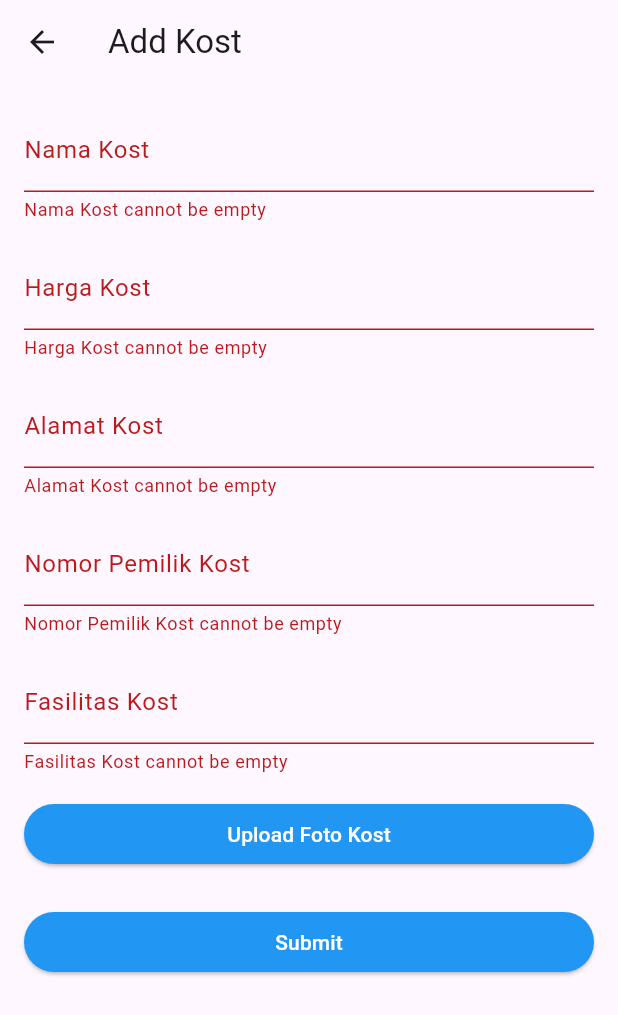
After one commit to fatkhulhadi/App-Mobile, a Flutter app: the FormKostPage screen opened directly, after a tap on "Submit", on a phone screen of 412 x 824 dp. The commit adds this screen. Shown: the top 1015 px of the screen. Run offline on Flutter 3.47's test engine with Material 3 defaults, Android fonts, the phone set to English and light mode, and no system bars; our stand-ins replace font_awesome_flutter, image_picker.

Commit message:
form&home button

```diff
--- /dev/null
+++ b/lib/form_kost.dart
@@ -0,0 +1,158 @@
+import 'package:flutter/material.dart';
+import 'dart:io'; // Add this import for File class
+import 'package:image_picker/image_picker.dart';
+
+class FormKostPage extends StatefulWidget {
+  @override
+  _FormKostPageState createState() => _FormKostPageState();
+}
+
+class _FormKostPageState extends State<FormKostPage> {
+  final GlobalKey<FormState> _formKey = GlobalKey<FormState>();
+  TextEditingController _namaKostController = TextEditingController();
+  TextEditingController _hargaKostController = TextEditingController();
+  TextEditingController _alamatKostController = TextEditingController();
+  TextEditingController _nomorPemilikController = TextEditingController();
+  TextEditingController _fasilitasKostController = TextEditingController();
+
+  // Initialize _fotoKostURL
+  String _fotoKostURL = '';
+  XFile? _imageFile; // XFile is a class provided by image_picker
+
+  // Function to pick an image from the device
+  Future<void> _pickImage() async {
+    final ImagePicker _picker = ImagePicker();
+    XFile? pickedFile = await _picker.pickImage(source: ImageSource.gallery);
+    setState(() {
+      _imageFile = pickedFile;
+    });
+  }
+
+  @override
+  Widget build(BuildContext context) {
+    return Scaffold(
+      appBar: AppBar(
+        title: Text('Add Kost'),
+      ),
+      body: Padding(
+        padding: const EdgeInsets.all(16.0),
+        child: Form(
+          key: _formKey,
+          child: ListView(
+            children: [
+              // Nama Kost
+              TextFormField(
+                controller: _namaKostController,
+                decoration: InputDecoration(labelText: 'Nama Kost'),
+                validator: (value) {
+                  if (value == null || value.isEmpty) {
+                    return 'Nama Kost cannot be empty';
+                  }
+                  return null;
+                },
+              ),
+              SizedBox(height: 16),
+
+              // Harga Kost
+              TextFormField(
+                controller: _hargaKostController,
+                decoration: InputDecoration(labelText: 'Harga Kost'),
+                keyboardType: TextInputType.number,
+                validator: (value) {
+                  if (value == null || value.isEmpty) {
+                    return 'Harga Kost cannot be empty';
+                  }
+                  return null;
+                },
+              ),
+              SizedBox(height: 16),
+
+              // Alamat Kost
+              TextFormField(
+                controller: _alamatKostController,
+                decoration: InputDecoration(labelText: 'Alamat Kost'),
+                validator: (value) {
+                  if (value == null || value.isEmpty) {
+                    return 'Alamat Kost cannot be empty';
+                  }
+                  return null;
+                },
+              ),
+              SizedBox(height: 16),
+
+              // Nomor Pemilik Kost
+              TextFormField(
+                controller: _nomorPemilikController,
+                decoration: InputDecoration(labelText: 'Nomor Pemilik Kost'),
+                keyboardType: TextInputType.phone,
+                validator: (value) {
+                  if (value == null || value.isEmpty) {
+                    return 'Nomor Pemilik Kost cannot be empty';
+                  }
+                  return null;
+                },
+              ),
+              SizedBox(height: 16),
+
+              // Fasilitas Kost
+              TextFormField(
+                controller: _fasilitasKostController,
+                decoration: InputDecoration(labelText: 'Fasilitas Kost'),
+                validator: (value) {
+                  if (value == null || value.isEmpty) {
+                    return 'Fasilitas Kost cannot be empty';
+                  }
+                  return null;
+                },
+              ),
+              SizedBox(height: 16),
+
+              // Foto Kost (Upload File)
+              ElevatedButton(
+                onPressed: () {
+                  _pickImage(); // Call the image picker function
+                },
+                style: ElevatedButton.styleFrom(
+                  primary: Colors.blue, // Background color
+                  onPrimary: Colors.white, // Text color
+                ),
+                child: Text('Upload Foto Kost'),
+              ),
+              SizedBox(height: 8),
+
+              // Display selected image
+              _imageFile != null
+                  ? Image.file(File(_imageFile!.path))
+                  : SizedBox.shrink(),
+
+              SizedBox(height: 16),
+
+              // Submit Button
+              ElevatedButton(
+                onPressed: () {
+                  if (_formKey.currentState?.validate() ?? false) {
+                    // Perform save or upload operation
+                    // You may want to send this data to a database or another storage mechanism
+                    // For simplicity, we print the values here
+                    print('Nama Kost: ${_namaKostController.text}');
+                    print('Harga Kost: ${_hargaKostController.text}');
+                    print('Alamat Kost: ${_alamatKostController.text}');
+                    print(
+                        'Nomor Pemilik Kost: ${_nomorPemilikController.text}');
+                    print('Fasilitas Kost: ${_fasilitasKostController.text}');
+                    print('Foto Kost URL: $_fotoKostURL');
+                  }
+                },
+                style: ElevatedButton.styleFrom(
+                  primary: Colors.blue, // Background color
+                  onPrimary: Colors.white, // Text color
+                ),
+                child: Text('Submit'),
+              ),
+            ],
+          ),
+        ),
+      ),
+    );
+  }
+}
--- a/lib/home_bottom_bar.dart
+++ b/lib/home_bottom_bar.dart
@@ -1,7 +1,8 @@
 import 'package:flutter/material.dart';
 import 'package:uts_v3422023_fatkhul/profile.dart';
 import 'package:uts_v3422023_fatkhul/home_screen.dart';
-import 'package:uts_v3422023_fatkhul/favorit.dart'; // Import FavoritePage class
+import 'package:uts_v3422023_fatkhul/favorit.dart';
+import 'package:uts_v3422023_fatkhul/form_kost.dart';
 
 class HomeBottomBar extends StatelessWidget {
   @override
@@ -24,8 +25,6 @@ class HomeBottomBar extends StatelessWidget {
         children: [
           InkWell(
             onTap: () {
-              // Tambahkan aksi yang sesuai untuk tombol Home
-              // Contoh: Navigator.pushReplacement untuk berpindah ke halaman Home
               Navigator.pushReplacement(
                 context,
                 MaterialPageRoute(builder: (context) => HomeScreen()),
@@ -39,8 +38,6 @@ class HomeBottomBar extends StatelessWidget {
           ),
           InkWell(
             onTap: () {
-              // Tambahkan aksi yang sesuai untuk tombol Favorite
-              // Contoh: Navigator.push untuk berpindah ke halaman FavoritePage
               Navigator.push(
                 context,
                 MaterialPageRoute(builder: (context) => FavoritePage()),
@@ -48,6 +45,19 @@ class HomeBottomBar extends StatelessWidget {
             },
             child: Icon(
               Icons.favorite_outline,
+              color: Color(0xFF64B5F6),
+              size: 35,
+            ),
+          ),
+          InkWell(
+            onTap: () {
+              Navigator.push(
+                context,
+                MaterialPageRoute(builder: (context) => FormKostPage()),
+              );
+            },
+            child: Icon(
+              Icons.add,
               color: Color(0xFF64B5F6),
               size: 35,
             ),
```
Also changed, not shown: pubspec.yaml (+5 -10 lines), pubspec.lock, 7 other files.
